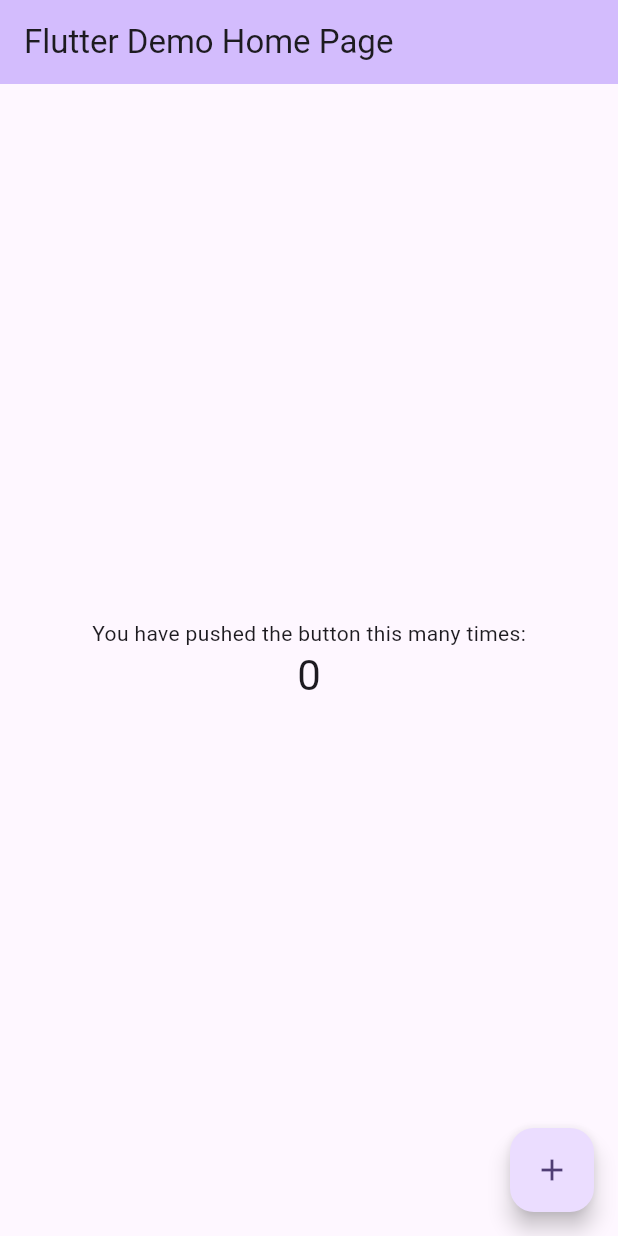
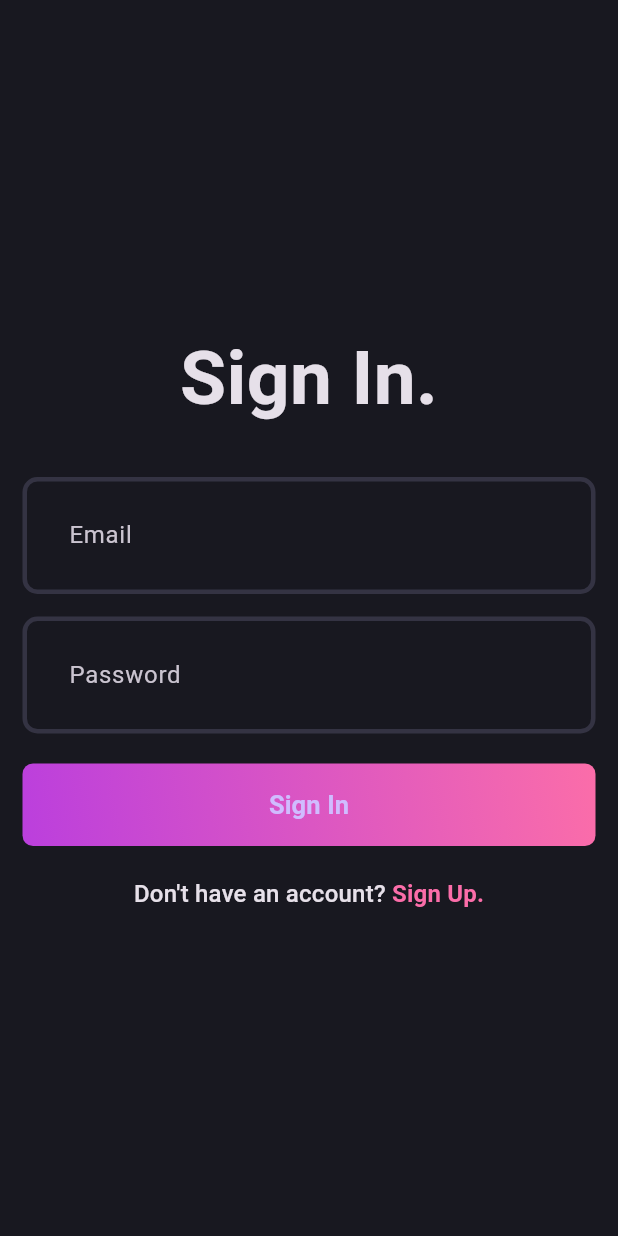
Before and after one commit to KalpeshJangir23/blog_bloc, a Flutter app: the screen it shows after launch, on a phone screen of 412 x 824 dp. Run offline on Flutter 3.47's test engine with Material 3 defaults, Android fonts, the phone set to English and light mode, and no system bars; our stand-ins replace fpdart.

Commit message:
folder and signUp-signIn UI

```diff
--- /dev/null
+++ b/lib/core/config/error/failure.dart
@@ -0,0 +1,4 @@
+class Failure {
+  final String message;
+  Failure([this.message = 'an unexcepted error']);
+}
--- /dev/null
+++ b/lib/core/config/theme/appColor.dart
@@ -0,0 +1,13 @@
+import 'package:flutter/material.dart';
+
+class AppColor {
+  static const Color backgroundColor = Color.fromRGBO(24, 24, 32, 1);
+  static const Color gradient1 = Color.fromRGBO(187, 63, 221, 1);
+  static const Color gradient2 = Color.fromRGBO(251, 109, 169, 1);
+  static const Color gradient3 = Color.fromRGBO(255, 159, 124, 1);
+  static const Color borderColor = Color.fromRGBO(52, 51, 67, 1);
+  static const Color whiteColor = Colors.white;
+  static const Color greyColor = Colors.grey;
+  static const Color errorColor = Colors.redAccent;
+  static const Color transparentColor = Colors.transparent;
+}
--- /dev/null
+++ b/lib/core/config/theme/theme.dart
@@ -0,0 +1,31 @@
+import 'package:blog_app/core/config/theme/appColor.dart';
+import 'package:flutter/material.dart';
+
+class AppTheme {
+  static _border([Color color = AppColor.borderColor]) => OutlineInputBorder(
+        borderSide: BorderSide(
+          color: color,
+          width: 3,
+        ),
+        borderRadius: BorderRadius.circular(10),
+      );
+  static final darkThemeMode = ThemeData.dark().copyWith(
+    scaffoldBackgroundColor: AppColor.backgroundColor,
+    appBarTheme: const AppBarTheme(
+      backgroundColor: AppColor.backgroundColor,
+    ),
+    chipTheme: const ChipThemeData(
+      color: WidgetStatePropertyAll(
+        AppColor.backgroundColor,
+      ),
+      side: BorderSide.none,
+    ),
+    inputDecorationTheme: InputDecorationTheme(
+      contentPadding: const EdgeInsets.all(27),
+      border: _border(),
+      enabledBorder: _border(),
+      focusedBorder: _border(AppColor.gradient2),
+      errorBorder: _border(AppColor.errorColor),
+    ),
+  );
+}
--- /dev/null
+++ b/lib/domain/repository/auth_repo.dart
@@ -0,0 +1,10 @@
+import 'package:blog_app/core/config/error/failure.dart';
+import 'package:fpdart/fpdart.dart';
+
+abstract interface class AuthRepo {
+  Future<Either<Failure, String>> signUpWithEmailAndPassword(
+      {required String name, required String email, required String password});
+
+  Future<Either<Failure, String>> signInWithEmailAndPassword(
+      {required String email, required String password});
+}
--- a/lib/main.dart
+++ b/lib/main.dart
@@ -1,3 +1,6 @@
+import 'package:blog_app/core/config/theme/theme.dart';
+import 'package:blog_app/presentation/auth/pages/signIn_page.dart';
+import 'package:blog_app/presentation/auth/pages/signup_page.dart';
 import 'package:flutter/material.dart';
 
 void main() {
@@ -11,59 +14,8 @@ class MyApp extends StatelessWidget {
   Widget build(BuildContext context) {
     return MaterialApp(
       title: 'Flutter Demo',
-      theme: ThemeData(
-        colorScheme: ColorScheme.fromSeed(seedColor: Colors.deepPurple),
-        useMaterial3: true,
-      ),
-      home: const MyHomePage(title: 'Flutter Demo Home Page'),
+      theme: AppTheme.darkThemeMode,
+      home:const SignINPage()
     );
   }
 }
-
-class MyHomePage extends StatefulWidget {
-  const MyHomePage({super.key, required this.title});
-
-  final String title;
-
-  @override
-  State<MyHomePage> createState() => _MyHomePageState();
-}
-
-class _MyHomePageState extends State<MyHomePage> {
-  int _counter = 0;
-
-  void _incrementCounter() {
-    setState(() {
-      _counter++;
-    });
-  }
-
-  @override
-  Widget build(BuildContext context) {
-    return Scaffold(
-      appBar: AppBar(
-        backgroundColor: Theme.of(context).colorScheme.inversePrimary,
-        title: Text(widget.title),
-      ),
-      body: Center(
-        child: Column(
-          mainAxisAlignment: MainAxisAlignment.center,
-          children: <Widget>[
-            const Text(
-              'You have pushed the button this many times:',
-            ),
-            Text(
-              '$_counter',
-              style: Theme.of(context).textTheme.headlineMedium,
-            ),
-          ],
-        ),
-      ),
-      floatingActionButton: FloatingActionButton(
-        onPressed: _incrementCounter,
-        tooltip: 'Increment',
-        child: const Icon(Icons.add),
-      ),
-    );
-  }
-}
--- /dev/null
+++ b/lib/presentation/auth/pages/signIn_page.dart
@@ -0,0 +1,90 @@
+import 'package:blog_app/core/config/theme/appColor.dart';
+import 'package:blog_app/presentation/auth/pages/signup_page.dart';
+import 'package:blog_app/presentation/auth/widgets/auth_field.dart';
+import 'package:blog_app/presentation/auth/widgets/grad_button.dart';
+import 'package:flutter/material.dart';
+
+class SignINPage extends StatefulWidget {
+  static route() => MaterialPageRoute(
+        builder: (context) => const SignINPage(),
+      );
+  const SignINPage({super.key});
+
+  @override
+  State<SignINPage> createState() => _SignINPageState();
+}
+
+class _SignINPageState extends State<SignINPage> {
+  final emailController = TextEditingController();
+  final passwordController = TextEditingController();
+  final formKey = GlobalKey<FormState>();
+
+  @override
+  void dispose() {
+    emailController.dispose();
+    passwordController.dispose();
+    super.dispose();
+  }
+
+  @override
+  Widget build(BuildContext context) {
+    return Scaffold(
+      body: Form(
+        key: formKey,
+        child: Padding(
+          padding: const EdgeInsets.all(15.0),
+          child: Column(
+            mainAxisAlignment: MainAxisAlignment.center,
+            children: [
+              const Text(
+                'Sign In.',
+                style: TextStyle(
+                  fontSize: 50,
+                  fontWeight: FontWeight.bold,
+                ),
+              ),
+              const SizedBox(height: 30),
+              AuthField(
+                hintText: 'Email',
+                controller: emailController,
+              ),
+              const SizedBox(height: 15),
+              AuthField(
+                hintText: 'Password',
+                controller: passwordController,
+                isObscureText: true,
+              ),
+              const SizedBox(height: 20),
+              AuthGradientButton(
+                buttonText: 'Sign In',
+                onPressed: () {},
+              ),
+              const SizedBox(height: 20),
+              GestureDetector(
+                onTap: () {
+                  Navigator.push(context, SignUpPage.route());
+                },
+                child: RichText(
+                  text: TextSpan(
+                    text: 'Don\'t have an account? ',
+                    style: Theme.of(context).textTheme.titleMedium,
+                    children: [
+                      TextSpan(
+                        text: 'Sign Up.',
+                        style:
+                            Theme.of(context).textTheme.titleMedium?.copyWith(
+                                  color: AppColor.gradient2,
+                                  fontWeight: FontWeight.bold,
+                                ),
+                      ),
+                    ],
+                  ),
+                ),
+              ),
+            ],
+          ),
+        ),
+      ),
+    );
+  }
+}
--- /dev/null
+++ b/lib/presentation/auth/widgets/auth_field.dart
@@ -0,0 +1,30 @@
+import 'package:flutter/material.dart';
+
+class AuthField extends StatelessWidget {
+  final String hintText;
+  final TextEditingController controller;
+  final bool isObscureText;
+  const AuthField({
+    super.key,
+    required this.hintText,
+    required this.controller,
+    this.isObscureText = false,
+  });
+
+  @override
+  Widget build(BuildContext context) {
+    return TextFormField(
+      controller: controller,
+      decoration: InputDecoration(
+        hintText: hintText,
+      ),
+      validator: (value) {
+        if (value!.isEmpty) {
+          return "$hintText is missing!";
+        }
+        return null;
+      },
+      obscureText: isObscureText,
+    );
+  }
+}
--- /dev/null
+++ b/lib/presentation/auth/widgets/grad_button.dart
@@ -0,0 +1,45 @@
+import 'package:blog_app/core/config/theme/appColor.dart';
+import 'package:flutter/material.dart';
+
+class AuthGradientButton extends StatelessWidget {
+  final String buttonText;
+  final VoidCallback onPressed;
+  const AuthGradientButton({
+    super.key,
+    required this.buttonText,
+    required this.onPressed,
+  });
+
+  @override
+  Widget build(BuildContext context) {
+    return Container(
+      decoration: BoxDecoration(
+        gradient: const LinearGradient(
+          colors: [
+            AppColor.gradient1,
+            AppColor.gradient2,
+            // AppColor.gradient3,
+          ],
+          begin: Alignment.bottomLeft,
+          end: Alignment.topRight,
+        ),
+        borderRadius: BorderRadius.circular(7),
+      ),
+      child: ElevatedButton(
+        onPressed: onPressed,
+        style: ElevatedButton.styleFrom(
+          fixedSize: const Size(395, 55),
+          backgroundColor: AppColor.transparentColor,
+          shadowColor: AppColor.transparentColor,
+        ),
+        child: Text(
+          buttonText,
+          style: const TextStyle(
+            fontSize: 17,
+            fontWeight: FontWeight.w600,
+          ),
+        ),
+      ),
+    );
+  }
+}
```
Also changed, not shown: lib/presentation/auth/pages/signup_page.dart (added, +99 -0 lines), pubspec.yaml (+4 -17 lines), flow_architecture.png (added), pubspec.lock.
